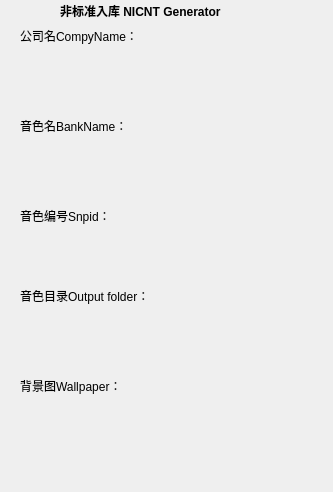
The window that src/form.ui (yuenar/kontakttool) describes before a commit, drawn with Qt 5.
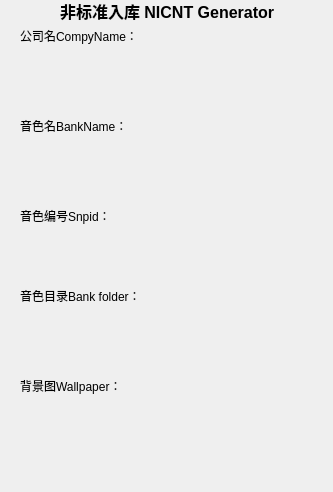
The same window after the commit.

Commit message: 修改样式，增加音色库数目统计

The edit to the form file:
```diff
--- a/src/form.ui
+++ b/src/form.ui
@@ -65,7 +65,7 @@
     </rect>
    </property>
    <property name="text">
-    <string>音色目录Output folder：</string>
+    <string>音色目录Bank folder：</string>
    </property>
   </widget>
   <widget class="QLabel" name="label_5">
@@ -73,12 +73,12 @@
     <rect>
      <x>60</x>
      <y>0</y>
-     <width>191</width>
+     <width>251</width>
      <height>21</height>
     </rect>
    </property>
    <property name="styleSheet">
-    <string notr="true">font: bold</string>
+    <string notr="true">font: bold 16px</string>
    </property>
    <property name="text">
     <string>非标准入库 NICNT Generator</string>
@@ -89,7 +89,7 @@
     <rect>
      <x>20</x>
      <y>370</y>
-     <width>151</width>
+     <width>251</width>
      <height>31</height>
     </rect>
    </property>
```
The commit also changes 1 other file.
